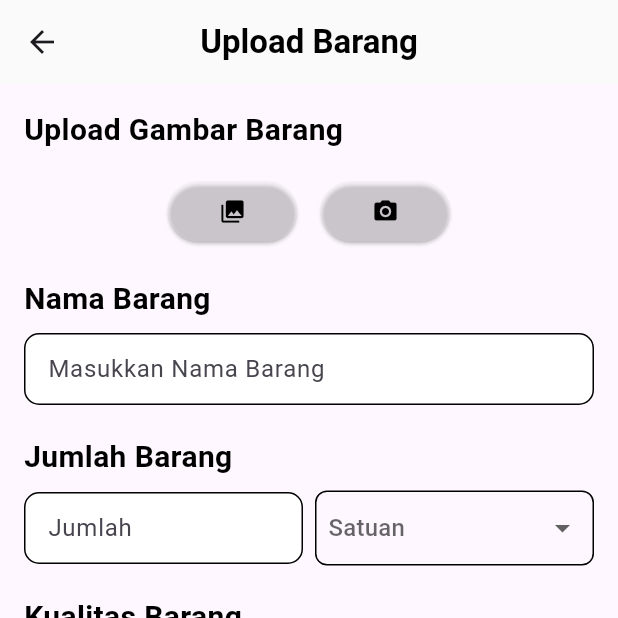
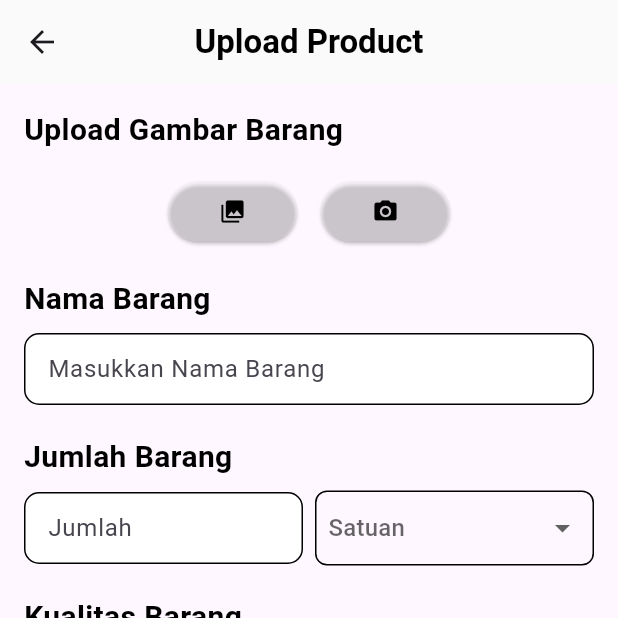
Before and after one commit to angelica1412/ecobites, a Flutter app: the UploadBarang screen opened directly with empty values, on a phone screen of 412 x 824 dp, the top half of it. Run offline on Flutter 3.47's test engine with Material 3 defaults, Android fonts, the phone set to English and light mode, and no system bars; our stand-ins replace cloud_firestore, firebase_auth, firebase_core, firebase_storage, get, google_fonts and 1 more; accounts and stored records are empty.

Commit message:
ubah detail page

```diff
--- a/lib/UploadBarang.dart
+++ b/lib/UploadBarang.dart
@@ -241,10 +241,10 @@ class _UploadBarangState extends State<UploadBarang> {
       child: Scaffold(
           appBar: AppBar(
             title: widget.isEdit
-                ? Text('Edit Barang',
+                ? Text('Edit Product',
                 style: TextStyle(
                     color: Colors.black, fontWeight: FontWeight.bold))
-                : const Text('Upload Barang',
+                : const Text('Upload Product',
                 style: TextStyle(color: Colors.black, fontWeight: FontWeight.bold)),
             centerTitle: true,
             leading: _isLoading
--- a/lib/historypage.dart
+++ b/lib/historypage.dart
@@ -101,7 +101,7 @@ class _HistoryPageState extends State<HistoryPage> {
     return Scaffold(
       appBar: AppBar(
         title: Center(
-          child: Text('History Page',
+          child: Text('Activity Page',
               style: TextStyle(
                   color: Colors.black, fontWeight: FontWeight.bold)),
         ),
```
